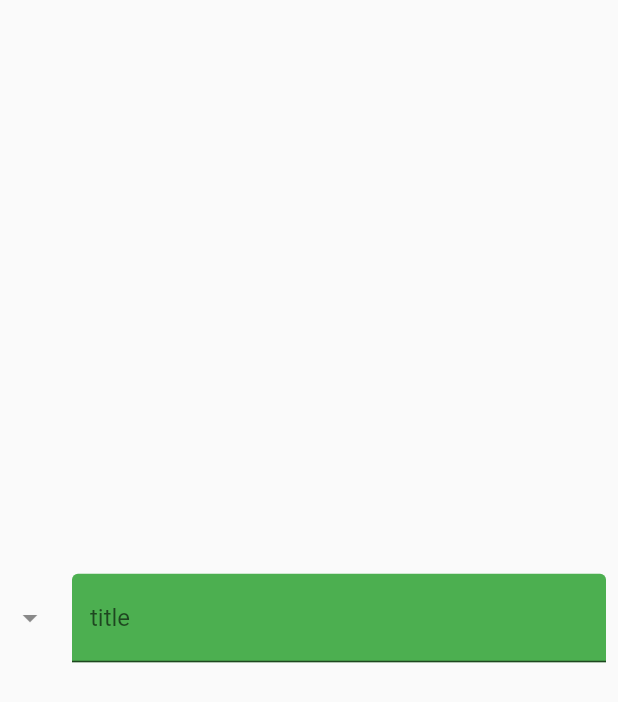
After one commit to mookoonb/FlutterText, a Flutter app: the screen it shows after launch, on a phone screen of 412 x 824 dp. The commit adds this screen. Shown: the top 702 px of the screen. Run offline on Flutter 3.47's test engine with Material 2 defaults, Android fonts, the phone set to English and light mode, and no system bars.

Commit message:
textField

```diff
--- /dev/null
+++ b/lib/Demo/form_demo.dart
@@ -0,0 +1,66 @@
+import 'package:flutter/material.dart';
+
+class FormDemo extends StatelessWidget {
+  @override
+  Widget build(BuildContext context) {
+    return Scaffold(
+      body: Theme(
+
+        // data: Theme.of(context).copyWith(
+        //     primaryColor:  Colors.black
+        // ),
+
+        data:  ThemeData(
+          primaryColor:  Colors.pink
+        ),
+
+        child: Container(
+          padding:  EdgeInsets.all(8.0),
+          child: Column(
+            mainAxisAlignment: MainAxisAlignment.center,
+            children: <Widget>[
+              TextFiledDemo(),
+            ],
+          ),
+        ),
+      ),
+      // body: ThemeDemo(),
+    );
+  }
+}
+
+
+class TextFiledDemo extends StatefulWidget {
+  @override
+  _TextFiledDemoState createState() => _TextFiledDemoState();
+}
+
+class _TextFiledDemoState extends State<TextFiledDemo> {
+  @override
+  Widget build(BuildContext context) {
+    return TextField(
+        decoration: InputDecoration(
+          icon: Icon(Icons.arrow_drop_down),
+          labelText: 'title',
+          hintText: 'Enter the post title',
+          // border: InputBorder.none
+          // border: OutlineInputBorder()
+
+          filled: true,
+          fillColor: Colors.green
+        ),
+    );
+  }
+}
+
+
+
+
+class ThemeDemo extends StatelessWidget {
+  @override
+  Widget build(BuildContext context) {
+    return Container(
+      color: Theme.of(context).accentColor,
+    );
+  }
+}
--- a/lib/main.dart
+++ b/lib/main.dart
@@ -5,9 +5,9 @@ import 'Demo/bascid_demo.dart';
 import 'Demo/layout_demo.dart';
 import './Demo/page_View_Demo.dart';
 import './Demo/navigation_demo.dart';
-
 import 'Demo/sliver_demo.dart';
 
+import './Demo/form_demo.dart';
 
 void main() => runApp(App());
 
@@ -15,17 +15,17 @@ class App extends StatelessWidget {
   Widget build(BuildContext context){
     return MaterialApp(
       debugShowCheckedModeBanner: false,
-      // home: NavigationDemo(),
-      initialRoute: '/',
-
+      initialRoute: '/form',
       routes: {
         '/':(context) => NavigationDemo(),
-        '/about':(context) =>Page(pageTitle: 'about')
+        '/about':(context) =>Page(pageTitle: 'about'),
+        '/form':(context) => FormDemo(),
       },
       theme:ThemeData(
-          // primarySwatch: Colors.red,
-          // highlightColor: Color.fromRGBO(255, 255, 255, 0.5),
-          // splashColor: Colors.green[80]
+          primarySwatch: Colors.red,
+          highlightColor: Color.fromRGBO(255, 255, 255, 0.5),
+          splashColor: Colors.green[80],
+          accentColor: Colors.green
        )
     );
   }
```
